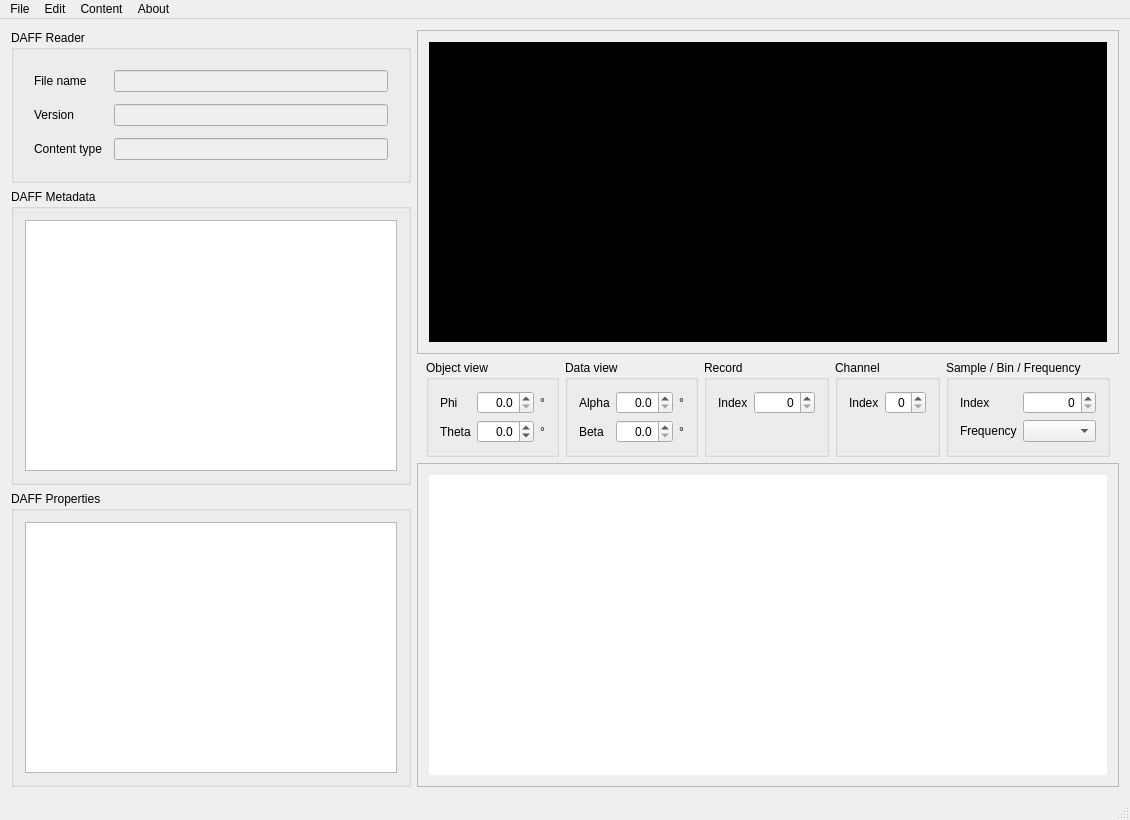
Qt form apps/viewer/ui/QDAFFViewerWindow.ui (svn2github/opendaff) before a commit.
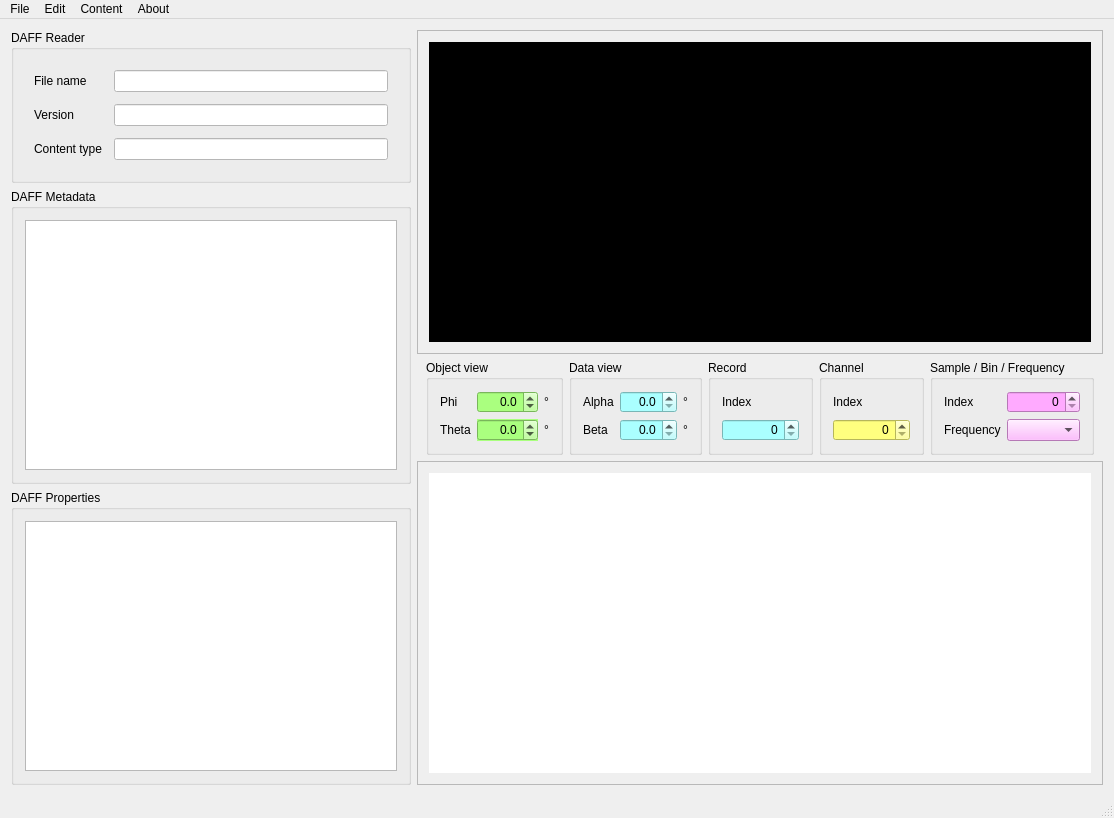
The same form after that commit. Custom widgets are drawn as their Qt base class.

Commit message: upd: fixed some problems with boundary checks. But still a bug remains that occurs when content with limited range is rotated by orientation. tbd. upd: style sheets for DAFFViewer with boundary indicator for object (user) view.

Diff of the .ui file:
```diff
--- a/apps/viewer/ui/QDAFFViewerWindow.ui
+++ b/apps/viewer/ui/QDAFFViewerWindow.ui
@@ -6,7 +6,7 @@
    <rect>
     <x>0</x>
     <y>0</y>
-    <width>1102</width>
+    <width>1114</width>
     <height>812</height>
    </rect>
   </property>
@@ -55,7 +55,7 @@
            </size>
           </property>
           <property name="styleSheet">
-           <string notr="true"/>
+           <string notr="true">font: 12pt &quot;Calibri&quot;;</string>
           </property>
           <property name="title">
            <string>DAFF Reader </string>
@@ -82,7 +82,13 @@
            <item row="1" column="0">
             <widget class="QLabel" name="labelFileName">
              <property name="styleSheet">
-              <string notr="true"/>
+              <string notr="true">font: 12pt &quot;Calibri&quot;;</string>
+             </property>
+             <property name="frameShape">
+              <enum>QFrame::NoFrame</enum>
+             </property>
+             <property name="frameShadow">
+              <enum>QFrame::Plain</enum>
              </property>
              <property name="text">
               <string>File name</string>
@@ -94,10 +100,21 @@
              <property name="enabled">
               <bool>false</bool>
              </property>
+             <property name="styleSheet">
+              <string notr="true">color: rgb(131, 131, 131);
+background-color: rgb(255, 255, 255);
+font: 75 12pt &quot;Calibri&quot;;</string>
+             </property>
+             <property name="clearButtonEnabled">
+              <bool>false</bool>
+             </property>
             </widget>
            </item>
            <item row="2" column="0">
             <widget class="QLabel" name="labelVersion">
+             <property name="styleSheet">
+              <string notr="true">font: 12pt &quot;Calibri&quot;;</string>
+             </property>
              <property name="text">
               <string>Version</string>
              </property>
@@ -108,10 +125,21 @@
              <property name="enabled">
               <bool>false</bool>
              </property>
+             <property name="styleSheet">
+              <string notr="true">color: rgb(131, 131, 131);
+background-color: rgb(255, 255, 255);
+font: 75 12pt &quot;Calibri&quot;;</string>
+             </property>
             </widget>
            </item>
            <item row="3" column="0">
             <widget class="QLabel" name="labelContentType">
+             <property name="styleSheet">
+              <string notr="true">font: 12pt &quot;Calibri&quot;;</string>
+             </property>
+             <property name="frameShape">
+              <enum>QFrame::NoFrame</enum>
+             </property>
              <property name="text">
               <string>Content type</string>
              </property>
@@ -122,6 +150,11 @@
              <property name="enabled">
               <bool>false</bool>
              </property>
+             <property name="styleSheet">
+              <string notr="true">color: rgb(131, 131, 131);
+background-color: rgb(255, 255, 255);
+font: 75 12pt &quot;Calibri&quot;;</string>
+             </property>
             </widget>
            </item>
           </layout>
@@ -129,6 +162,9 @@
         </item>
         <item>
          <widget class="QGroupBox" name="groupBox_Metadata">
+          <property name="styleSheet">
+           <string notr="true">font: 12pt &quot;Calibri&quot;;</string>
+          </property>
           <property name="title">
            <string>DAFF Metadata</string>
           </property>
@@ -148,6 +184,9 @@
         </item>
         <item>
          <widget class="QGroupBox" name="groupBox_Properties">
+          <property name="styleSheet">
+           <string notr="true">font: 12pt &quot;Calibri&quot;;</string>
+          </property>
           <property name="title">
            <string>DAFF Properties</string>
           </property>
@@ -197,28 +236,44 @@
           </property>
           <item>
            <widget class="QGroupBox" name="groupBox_ObjectView">
+            <property name="styleSheet">
+             <string notr="true">font: 12pt &quot;Calibri&quot;;</string>
+            </property>
             <property name="title">
              <string>Object view</string>
             </property>
             <layout class="QGridLayout" name="gridLayout_3">
              <item row="0" column="1">
               <widget class="QDoubleSpinBox" name="doubleSpinBox_Phi">
+               <property name="autoFillBackground">
+                <bool>false</bool>
+               </property>
+               <property name="styleSheet">
+                <string notr="true">background-color: rgb(170, 255, 127);
+font: 75 12pt &quot;Calibri&quot;;</string>
+               </property>
                <property name="alignment">
                 <set>Qt::AlignRight|Qt::AlignTrailing|Qt::AlignVCenter</set>
                </property>
+               <property name="suffix">
+                <string/>
+               </property>
                <property name="decimals">
                 <number>1</number>
                </property>
+               <property name="minimum">
+                <double>-999.000000000000000</double>
+               </property>
                <property name="maximum">
-                <double>360.000000000000000</double>
-               </property>
-               <property name="singleStep">
-                <double>5.000000000000000</double>
+                <double>999.000000000000000</double>
                </property>
               </widget>
              </item>
              <item row="1" column="0">
               <widget class="QLabel" name="label_2">
+               <property name="styleSheet">
+                <string notr="true">font: 12pt &quot;Calibri&quot;;</string>
+               </property>
                <property name="text">
                 <string>Theta</string>
                </property>
@@ -226,6 +281,13 @@
              </item>
              <item row="1" column="1">
               <widget class="QDoubleSpinBox" name="doubleSpinBox_Theta">
+               <property name="autoFillBackground">
+                <bool>true</bool>
+               </property>
+               <property name="styleSheet">
+                <string notr="true">background-color: rgb(170, 255, 127);
+font: 75 12pt &quot;Calibri&quot;;</string>
+               </property>
                <property name="alignment">
                 <set>Qt::AlignRight|Qt::AlignTrailing|Qt::AlignVCenter</set>
                </property>
@@ -233,10 +295,10 @@
                 <number>1</number>
                </property>
                <property name="minimum">
-                <double>-90.000000000000000</double>
+                <double>-999.000000000000000</double>
                </property>
                <property name="maximum">
-                <double>90.000000000000000</double>
+                <double>999.000000000000000</double>
                </property>
                <property name="singleStep">
                 <double>5.000000000000000</double>
@@ -245,6 +307,9 @@
              </item>
              <item row="0" column="0">
               <widget class="QLabel" name="label">
+               <property name="styleSheet">
+                <string notr="true">font: 12pt &quot;Calibri&quot;;</string>
+               </property>
                <property name="text">
                 <string>Phi</string>
                </property>
@@ -252,6 +317,9 @@
              </item>
              <item row="0" column="2">
               <widget class="QLabel" name="label_5">
+               <property name="styleSheet">
+                <string notr="true">font: 75 12pt &quot;Calibri&quot;;</string>
+               </property>
                <property name="text">
                 <string>°</string>
                </property>
@@ -259,6 +327,9 @@
              </item>
              <item row="1" column="2">
               <widget class="QLabel" name="label_6">
+               <property name="styleSheet">
+                <string notr="true">font: 75 12pt &quot;Calibri&quot;;</string>
+               </property>
                <property name="text">
                 <string>°</string>
                </property>
@@ -269,6 +340,9 @@
           </item>
           <item>
            <widget class="QGroupBox" name="groupBox_DataView">
+            <property name="styleSheet">
+             <string notr="true">font: 12pt &quot;Calibri&quot;;</string>
+            </property>
             <property name="title">
              <string>Data view</string>
             </property>
@@ -282,6 +356,10 @@
              </item>
              <item row="0" column="3">
               <widget class="QDoubleSpinBox" name="doubleSpinBox_Alpha">
+               <property name="styleSheet">
+                <string notr="true">background-color: rgb(170, 255, 255);
+font: 75 12pt &quot;Calibri&quot;;</string>
+               </property>
                <property name="alignment">
                 <set>Qt::AlignRight|Qt::AlignTrailing|Qt::AlignVCenter</set>
                </property>
@@ -298,6 +376,10 @@
              </item>
              <item row="1" column="3">
               <widget class="QDoubleSpinBox" name="doubleSpinBox_Beta">
+               <property name="styleSheet">
+                <string notr="true">background-color: rgb(170, 255, 255);
+font: 75 12pt &quot;Calibri&quot;;</string>
+               </property>
                <property name="alignment">
                 <set>Qt::AlignRight|Qt::AlignTrailing|Qt::AlignVCenter</set>
                </property>
@@ -321,6 +403,9 @@
              </item>
              <item row="0" column="4">
               <widget class="QLabel" name="label_7">
+               <property name="styleSheet">
+                <string notr="true">font: 75 12pt &quot;Calibri&quot;;</string>
+               </property>
                <property name="text">
                 <string>°</string>
                </property>
@@ -328,6 +413,9 @@
              </item>
              <item row="1" column="4">
               <widget class="QLabel" name="label_8">
+               <property name="styleSheet">
+                <string notr="true">font: 75 12pt &quot;Calibri&quot;;</string>
+               </property>
                <property name="text">
                 <string>°</string>
                </property>
@@ -338,19 +426,29 @@
           </item>
           <item>
            <widget class="QGroupBox" name="groupBox_Record">
+            <property name="styleSheet">
+             <string notr="true">font: 12pt &quot;Calibri&quot;;</string>
+            </property>
             <property name="title">
              <string>Record</string>
             </property>
-            <layout class="QFormLayout" name="formLayout">
-             <item row="0" column="0">
+            <layout class="QVBoxLayout" name="verticalLayout_3">
+             <item>
               <widget class="QLabel" name="label_9">
+               <property name="styleSheet">
+                <string notr="true">font: 12pt &quot;Calibri&quot;;</string>
+               </property>
                <property name="text">
                 <string>Index</string>
                </property>
               </widget>
              </item>
-             <item row="0" column="1">
+             <item>
               <widget class="QSpinBox" name="spinBox_RecordIndex">
+               <property name="styleSheet">
+                <string notr="true">background-color: rgb(170, 255, 255);
+font: 75 12pt &quot;Calibri&quot;;</string>
+               </property>
                <property name="alignment">
                 <set>Qt::AlignRight|Qt::AlignTrailing|Qt::AlignVCenter</set>
                </property>
@@ -364,24 +462,34 @@
           </item>
           <item>
            <widget class="QGroupBox" name="groupBox_Channel">
+            <property name="styleSheet">
+             <string notr="true">font: 12pt &quot;Calibri&quot;;</string>
+            </property>
             <property name="title">
              <string>Channel</string>
             </property>
-            <layout class="QFormLayout" name="formLayout_3">
-             <item row="1" column="0">
+            <layout class="QVBoxLayout" name="verticalLayout_4">
+             <item>
               <widget class="QLabel" name="label_12">
+               <property name="styleSheet">
+                <string notr="true">font: 12pt &quot;Calibri&quot;;</string>
+               </property>
                <property name="text">
                 <string>Index</string>
                </property>
               </widget>
              </item>
-             <item row="1" column="1">
+             <item>
               <widget class="QSpinBox" name="spinBox_ChannelIndex">
+               <property name="styleSheet">
+                <string notr="true">background-color: rgb(255, 255, 127);
+font: 75 12pt &quot;Calibri&quot;;</string>
+               </property>
                <property name="alignment">
                 <set>Qt::AlignRight|Qt::AlignTrailing|Qt::AlignVCenter</set>
                </property>
                <property name="maximum">
-                <number>12</number>
+                <number>64000</number>
                </property>
               </widget>
              </item>
@@ -390,12 +498,18 @@
           </item>
           <item>
            <widget class="QGroupBox" name="groupBox_Frequency">
+            <property name="styleSheet">
+             <string notr="true">font: 12pt &quot;Calibri&quot;;</string>
+            </property>
             <property name="title">
              <string>Sample / Bin / Frequency</string>
             </property>
             <layout class="QFormLayout" name="formLayout_4">
              <item row="0" column="0">
               <widget class="QLabel" name="label_11">
+               <property name="styleSheet">
+                <string notr="true">font: 12pt &quot;Calibri&quot;;</string>
+               </property>
                <property name="text">
                 <string>Index</string>
                </property>
@@ -403,6 +517,10 @@
              </item>
              <item row="0" column="1">
               <widget class="QSpinBox" name="spinBox_FrequencyIndex">
+               <property name="styleSheet">
+                <string notr="true">background-color: rgb(255, 170, 255);
+font: 75 12pt &quot;Calibri&quot;;</string>
+               </property>
                <property name="alignment">
                 <set>Qt::AlignRight|Qt::AlignTrailing|Qt::AlignVCenter</set>
                </property>
@@ -410,13 +528,21 @@
              </item>
              <item row="1" column="0">
               <widget class="QLabel" name="label_frequency">
+               <property name="styleSheet">
+                <string notr="true">font: 12pt &quot;Calibri&quot;;</string>
+               </property>
                <property name="text">
                 <string>Frequency</string>
                </property>
               </widget>
              </item>
              <item row="1" column="1">
-              <widget class="QComboBox" name="comboBox_FrequencySelector"/>
+              <widget class="QComboBox" name="comboBox_FrequencySelector">
+               <property name="styleSheet">
+                <string notr="true">background-color: rgb(255, 170, 255);
+font: 75 12pt &quot;Calibri&quot;;</string>
+               </property>
+              </widget>
              </item>
             </layout>
            </widget>
@@ -459,7 +585,7 @@
     <rect>
      <x>0</x>
      <y>0</y>
-     <width>1102</width>
+     <width>1114</width>
      <height>21</height>
     </rect>
    </property>
```
The commit also changes 4 other files.
